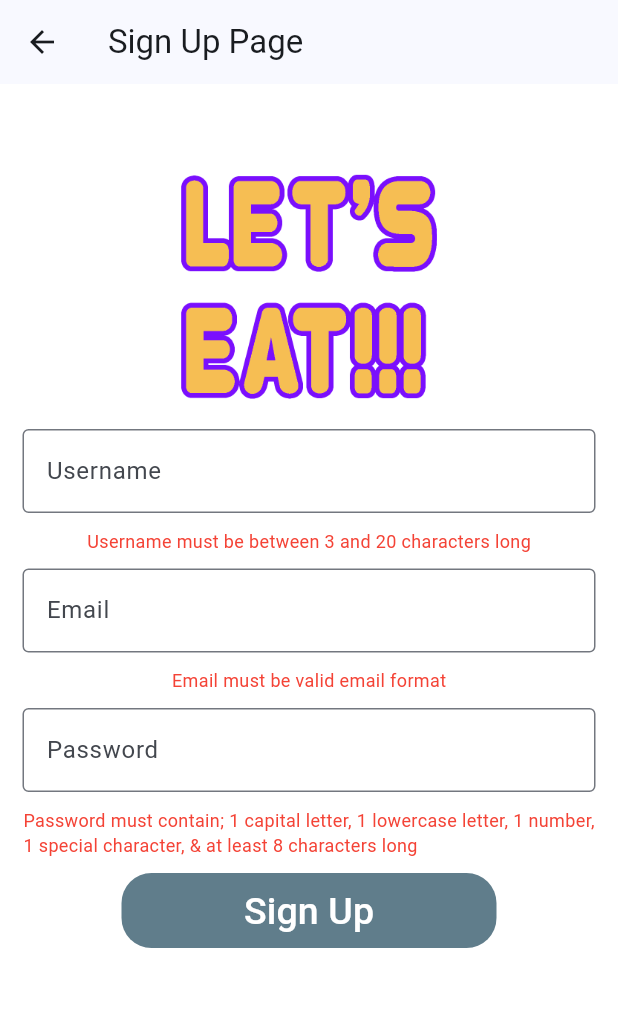
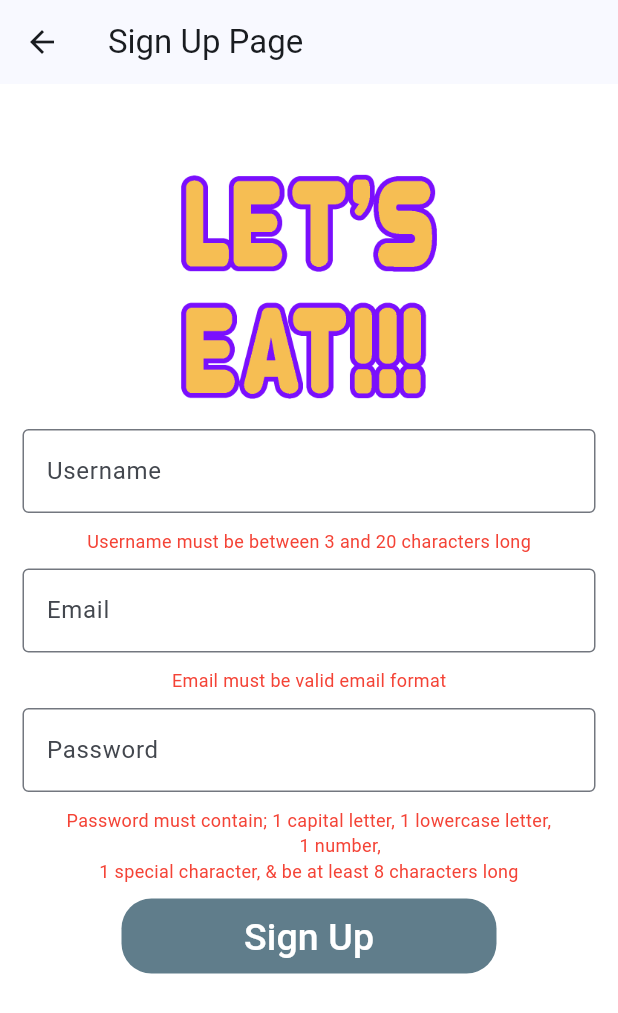
Before and after one commit to CameronCrupper/Lets_Eat, a Flutter app: the SignUpPage screen opened directly, on a phone screen of 412 x 824 dp. Shown: the top 1013 px of the screen. Run offline on Flutter 3.47's test engine with Material 2 defaults, Android fonts, the phone set to English and light mode, and no system bars; our stand-ins replace cloud_firestore, email_validator, firebase_auth, firebase_core, flutter_riverpod, flutter_signin_button and 1 more; accounts and stored records are empty.

Commit message:
cleaned up a couple lines of code and centered text on password instructions

```diff
--- a/lib/screens/signup_page.dart
+++ b/lib/screens/signup_page.dart
@@ -19,17 +19,17 @@ class SignUpPage extends ConsumerStatefulWidget {
 }
 
 class _SignUpState extends ConsumerState<SignUpPage> {
-  // Text field controllers
+  // TEXT FIELD CONTROLLERS
   final TextEditingController _emailController = TextEditingController();
   final TextEditingController _passwordController = TextEditingController();
   final TextEditingController _usernameController = TextEditingController();
 
-  // Text field content variables
+  // TEXT FIELD CONTENT VARIABLES
   String _email = '';
   String _password = '';
   String _username = '';
 
-  // Text field validation
+  // TEXT FIELD VALIDATION
   bool _emailIsValid = false;
   bool _validateEmail(String value) {
     // Returns false unless value evaluates as true per the
@@ -209,11 +209,13 @@ class _SignUpState extends ConsumerState<SignUpPage> {
               ),
             ),
             // PASSWORD TEXT INSTRUCTIONS
-            Text('Password must contain; 1 capital letter, 1 lowercase letter, 1 number,\n1 special character, & at least 8 characters long',
+            Text('''Password must contain; 1 capital letter, 1 lowercase letter,
+             1 number,\n1 special character, & be at least 8 characters long''',
               style: TextStyle(
                 fontSize: 12,
                 color: _passwordIsValid ? Colors.green : Colors.red,
               ),
+              textAlign: TextAlign.center,
             ),
             // SIGN UP BUTTON
             Padding(
```
Also changed, not shown: 1 other file.
